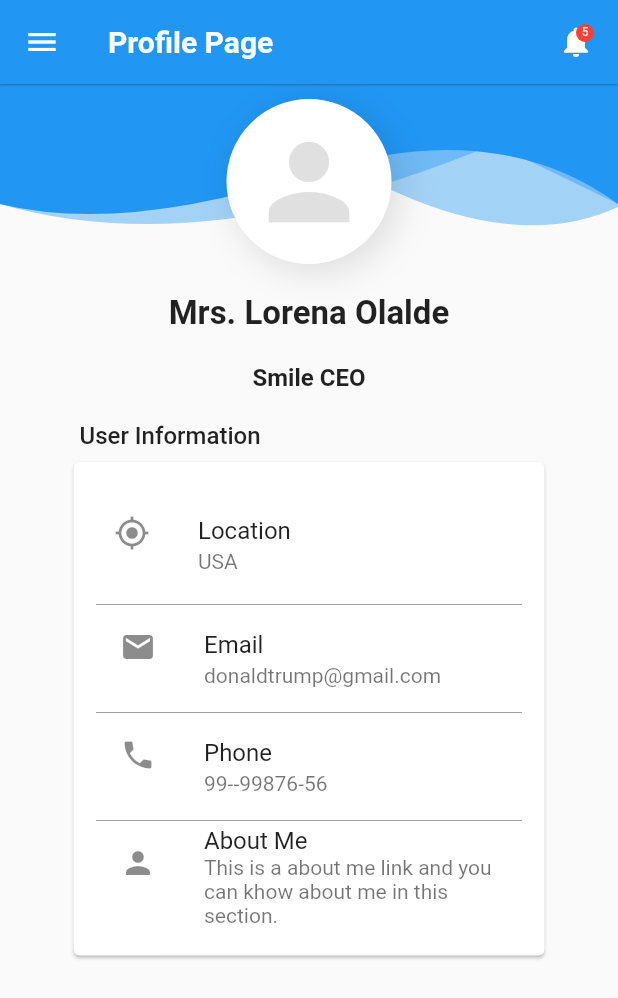
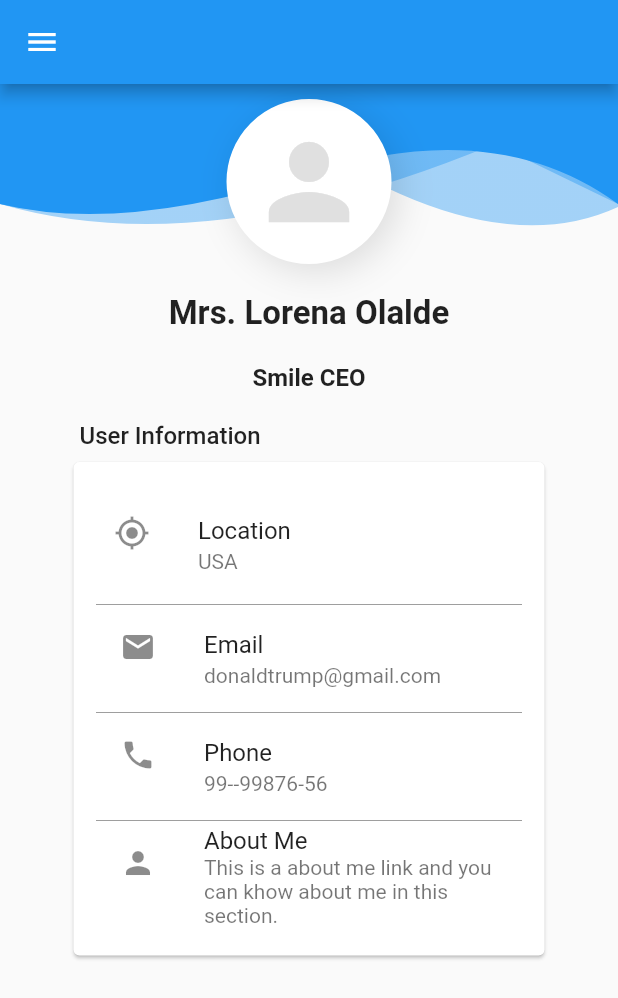
Before and after one commit to piwlak/moviles1, a Flutter app: the ProfilePage screen opened directly, on a phone screen of 412 x 824 dp. Shown: the top 998 px of the screen. Run offline on Flutter 3.47's test engine with Material 2 defaults, Android fonts, the phone set to English and light mode, and no system bars; our stand-ins replace font_awesome_flutter, hexcolor, image_cropper, image_picker, otp_text_field, sqflite; missing offline and left inert: day_night_switcher, image_cropper_for_web, image_picker_for_web; accounts and stored records are empty; key blocks and very long unbroken strings in the code were emptied for the run.

Commit message:
Practica 1: ligeras mejoras

```diff
--- a/lib/main.dart
+++ b/lib/main.dart
@@ -27,6 +27,7 @@ class PMSNApp extends StatelessWidget {
   Widget build(BuildContext context) {
     ThemeProvider theme = Provider.of<ThemeProvider>(context);
     return MaterialApp(
+      debugShowCheckedModeBanner: false,
       theme: theme.getthemeData(),
       routes: getApplicationRoutes(),
       home: LoginPage(),
--- a/lib/provider/theme_provider.dart
+++ b/lib/provider/theme_provider.dart
@@ -6,6 +6,7 @@ class ThemeProvider with ChangeNotifier {
   ThemeData? _themeData;
   ThemeProvider(BuildContext context) {
     _themeData = StyleSettings.lightTheme(context);
+    //primarySwatch:Colors.blue;
   }
 
   getthemeData() => this._themeData;
--- a/lib/screen/forgot_password_page.dart
+++ b/lib/screen/forgot_password_page.dart
@@ -5,7 +5,7 @@ import 'package:flutter/material.dart';
 import '../common/theme_helper.dart';
 import 'forgot_password_verification_page.dart';
 import 'login_screen.dart';
-import 'widgets/header_widget.dart';
+import 'package:moviles1/widgets/header_widget.dart';
 
 class ForgotPasswordPage extends StatefulWidget {
   const ForgotPasswordPage({Key? key}) : super(key: key);
--- a/lib/screen/forgot_password_verification_page.dart
+++ b/lib/screen/forgot_password_verification_page.dart
@@ -5,7 +5,7 @@ import 'package:otp_text_field/style.dart';
 
 import '../common/theme_helper.dart';
 import 'profile_page.dart';
-import 'widgets/header_widget.dart';
+import '../widgets/header_widget.dart';
 
 class ForgotPasswordVerificationPage extends StatefulWidget {
   const ForgotPasswordVerificationPage({Key? key}) : super(key: key);
--- a/lib/screen/login_screen.dart
+++ b/lib/screen/login_screen.dart
@@ -7,7 +7,7 @@ import '../common/theme_helper.dart';
 import 'forgot_password_page.dart';
 import 'profile_page.dart';
 import 'registration_page.dart';
-import 'widgets/header_widget.dart';
+import '../widgets/header_widget.dart';
 
 class LoginPage extends StatefulWidget {
   const LoginPage({Key? key}) : super(key: key);
@@ -128,7 +128,7 @@ class _LoginPageState extends State<LoginPage> {
                                       Navigator.of(context).pushAndRemoveUntil(
                                           MaterialPageRoute(
                                               builder: (context) =>
-                                                  DashboradScreen()),
+                                                  ProfilePage()),
                                           (Route<dynamic> route) => false);
                                     }
                                   },
--- a/lib/screen/profile_page.dart
+++ b/lib/screen/profile_page.dart
@@ -7,7 +7,7 @@ import 'login_screen.dart';
 import 'forgot_password_page.dart';
 import 'forgot_password_verification_page.dart';
 import 'registration_page.dart';
-import 'widgets/header_widget.dart';
+import '../widgets/header_widget.dart';
 
 class ProfilePage extends StatefulWidget {
   @override
@@ -23,59 +23,7 @@ class _ProfilePageState extends State<ProfilePage> {
   @override
   Widget build(BuildContext context) {
     return Scaffold(
-      appBar: AppBar(
-        title: Text(
-          "Profile Page",
-          style: TextStyle(color: Colors.white, fontWeight: FontWeight.bold),
-        ),
-        elevation: 0.5,
-        iconTheme: IconThemeData(color: Colors.white),
-        flexibleSpace: Container(
-          decoration: BoxDecoration(
-              gradient: LinearGradient(
-                  begin: Alignment.topLeft,
-                  end: Alignment.bottomRight,
-                  colors: <Color>[
-                Theme.of(context).primaryColor,
-                Theme.of(context).accentColor,
-              ])),
-        ),
-        actions: [
-          Container(
-            margin: EdgeInsets.only(
-              top: 16,
-              right: 16,
-            ),
-            child: Stack(
-              children: <Widget>[
-                Icon(Icons.notifications),
-                Positioned(
-                  right: 0,
-                  child: Container(
-                    padding: EdgeInsets.all(1),
-                    decoration: BoxDecoration(
-                      color: Colors.red,
-                      borderRadius: BorderRadius.circular(6),
-                    ),
-                    constraints: BoxConstraints(
-                      minWidth: 12,
-                      minHeight: 12,
-                    ),
-                    child: Text(
-                      '5',
-                      style: TextStyle(
-                        color: Colors.white,
-                        fontSize: 8,
-                      ),
-                      textAlign: TextAlign.center,
-                    ),
-                  ),
-                )
-              ],
-            ),
-          )
-        ],
-      ),
+      appBar: AppBar(),
       drawer: Drawer(
         child: Container(
           decoration: BoxDecoration(
--- a/lib/screen/registration_page.dart
+++ b/lib/screen/registration_page.dart
@@ -6,7 +6,7 @@ import 'package:font_awesome_flutter/font_awesome_flutter.dart';
 import 'package:hexcolor/hexcolor.dart';
 import '../common/theme_helper.dart';
 import 'profile_page.dart';
-import 'widgets/header_widget.dart';
+import '../widgets/header_widget.dart';
 
 import 'package:flutter/services.dart';
 import 'package:image_cropper/image_cropper.dart';
```
Also changed, not shown: lib/settings/styles_settings.dart (+3 -4 lines), lib/widgets/appbar_widget.dart (added, +64 -0 lines), lib/widgets/header_widget.dart (renamed from lib/screen/widgets/header_widget.dart).
